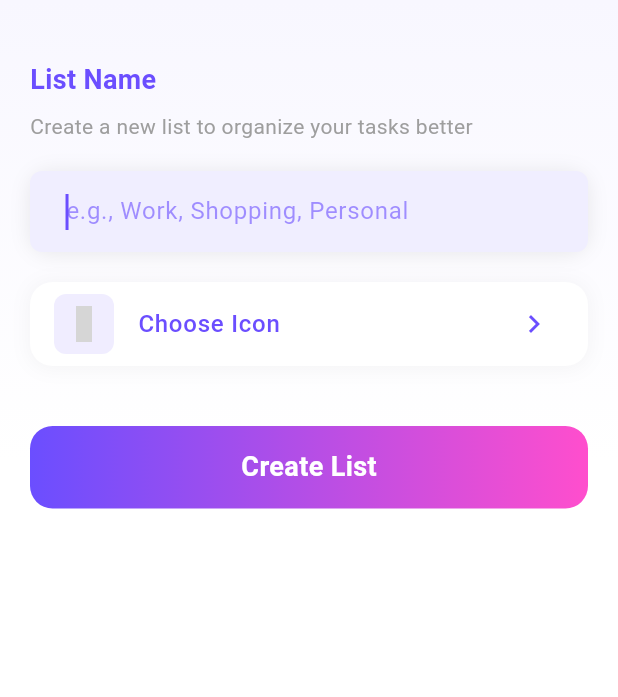
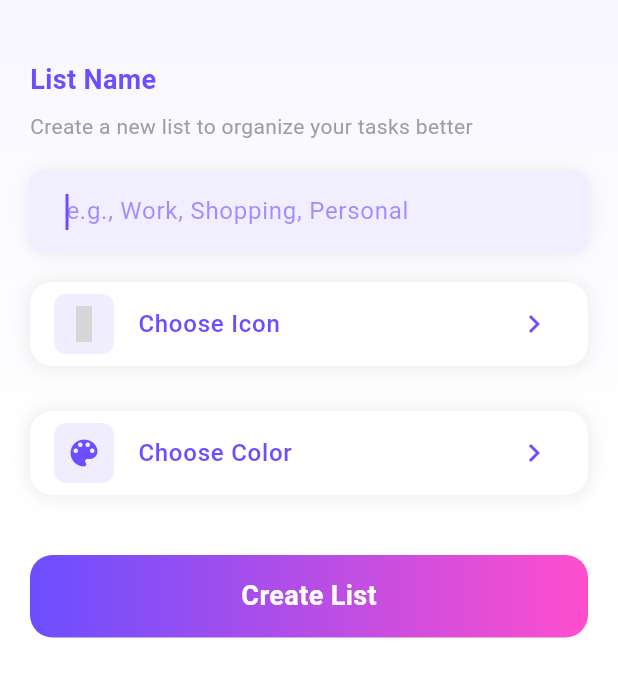
Before and after one commit to HP1324/darrt, a Flutter app: the NewListPage screen opened directly, on a phone screen of 412 x 824 dp, the part 84-781 px from its top. Run offline on Flutter 3.47's test engine with Material 3 defaults, Android fonts, the phone set to English and light mode, and no system bars; drawn by our look-alikes of toastification; our stand-ins replace awesome_notifications, fl_chart, font_awesome_flutter, get_storage, google_fonts, iconsax and 3 more; accounts and stored records are empty; Roboto replaces fonts that are missing (Gabarito); grey boxes are pictures that could not be loaded.

Commit message:
feat: list color feature

```diff
--- a/lib/data_models/list_model.dart
+++ b/lib/data_models/list_model.dart
@@ -2,26 +2,32 @@ class ListModel {
   int? id;
   String? name;
   String? iconCode;
+  String? listColor;
 
   ListModel({
     this.id,
     this.name,
     this.iconCode = 'folder',
+    this.listColor,
   });
 
   ListModel copyWith({
     int? id,
     String? name,
     String? iconCode,
+    String? listColor,
   }) =>
       ListModel(
         id: id ?? this.id,
         name: name ?? this.name,
         iconCode: iconCode ?? this.iconCode,
+        listColor: listColor ?? this.listColor,
       );
 
   bool isValid() {
-    return name != null &&  name!.trim().isNotEmpty && name!.toLowerCase() != 'general';
+    return name != null &&
+        name!.trim().isNotEmpty &&
+        name!.toLowerCase() != 'general';
   }
 
   @override
@@ -29,22 +35,24 @@ class ListModel {
     return other is ListModel &&
         id == other.id &&
         name == other.name &&
-        iconCode == other.iconCode;
+        iconCode == other.iconCode &&
+        listColor == other.listColor;
   }
 
   factory ListModel.fromJson(Map<String, dynamic> json) => ListModel(
         id: json["id"],
         name: json["name"],
         iconCode: json["icon_code"] ?? 'folder',
+        listColor: json["list_color"],
       );
 
   Map<String, dynamic> toJson() => {
         "id": id,
         "name": name,
         "icon_code": iconCode,
+        "list_color": listColor,
       };
 
   @override
-  // TODO: implement hashCode
-  int get hashCode => Object.hash(id, name, iconCode);
+  int get hashCode => Object.hash(id, name, iconCode, listColor);
 }
--- a/lib/data_models/task.dart
+++ b/lib/data_models/task.dart
@@ -8,7 +8,6 @@ class Task {
     this.title,
     this.isDone = false,
     this.list,
-    this.listIconCode,
     DateTime? createdAt,
     this.dueDate,
     this.finishedAt,
@@ -22,7 +21,6 @@ class Task {
   int? id;
   String? title;
   ListModel? list;
-  String? listIconCode; // New field for list icon code
   bool? isDone;
   DateTime? createdAt;
   DateTime? dueDate;
@@ -53,7 +51,6 @@ class Task {
         title: title ?? this.title,
         isDone: isDone ?? this.isDone,
         list: list ?? this.list,
-        listIconCode: listIconCode ?? this.listIconCode,
         createdAt: createdAt ?? this.createdAt,
         dueDate: dueDate ?? this.dueDate,
         finishedAt: finishedAt ?? this.finishedAt,
@@ -76,7 +73,6 @@ class Task {
              'listName': ${list?.name},
              'icon_code': ${list?.iconCode},
            } ,
-           'listIconCode': $listIconCode,
            'createdAt': $createdAt,
            'dueDate': $dueDate,
            'finishedAt': $finishedAt,
@@ -97,7 +93,6 @@ class Task {
         title == other.title &&
         isDone == other.isDone &&
         list == other.list &&
-        listIconCode == other.listIconCode &&
         createdAt == other.createdAt &&
         dueDate == other.dueDate &&
         finishedAt == other.finishedAt &&
@@ -114,7 +109,6 @@ class Task {
     title,
     isDone,
     list,
-    listIconCode,
     createdAt,
     dueDate,
     finishedAt,
@@ -142,6 +136,7 @@ class Task {
     'list_id': list?.id,
     'list_name': list?.name,
     'list_icon_code': list?.iconCode,
+    'list_color' : list?.listColor,
     'createdAt': createdAt != null
         ? createdAt!.toIso8601String()
         : DateTime.now().toIso8601String(),
@@ -167,6 +162,7 @@ class Task {
         id: json['list_id'],
         name: json['list_name'],
         iconCode: json['list_icon_code'],
+        listColor: json['list_color'],
       ),// Parse listIconCode from JSON
       createdAt: DateTime.parse(json['createdAt']),
       dueDate:
--- a/lib/services/database_service.dart
+++ b/lib/services/database_service.dart
@@ -5,7 +5,8 @@ class DatabaseService {
   static const createListsTable = """ CREATE TABLE lists(
       id INTEGER PRIMARY KEY AUTOINCREMENT,
       name TEXT NOT NULL UNIQUE,
-      icon_code TEXT DEFAULT 'folder'
+      icon_code TEXT DEFAULT 'folder',
+      list_color TEXT
       )
      """;
   static const createTasksTable = """CREATE TABLE tasks (
@@ -15,6 +16,7 @@ class DatabaseService {
         list_id INTEGER DEFAULT 1,
         list_name TEXT,
         list_icon_code TEXT,
+        list_color TEXT,
         createdAt TEXT,
         dueDate TEXT,
         finishedAt TEXT,
@@ -37,7 +39,8 @@ class DatabaseService {
         low_tasks INTEGER NOT NULL
       )
     """;
-  static const createDefaultLists ="""INSERT INTO lists (name, icon_code) VALUES
+  static const createDefaultLists =
+      """INSERT INTO lists (name, icon_code) VALUES
   ('General','folder'),
 ('Sports', 'football'),
 ('Health', 'heart'),
--- a/lib/services/list_service.dart
+++ b/lib/services/list_service.dart
@@ -308,6 +308,39 @@ class ListService {
     'bucket': FontAwesomeIcons.bucket,
   };
 
+  static const Map<String, Color> listColors = {
+    'primary' : Color(0xFF6B4EFF),
+    'red': Color(0xFFE57373),
+    'pink': Color(0xFFF06292),
+    'purple': Color(0xFFBA68C8),
+    'deepPurple': Color(0xFF9575CD),
+    'indigo': Color(0xFF7986CB),
+    'blue': Color(0xFF64B5F6),
+    'lightBlue': Color(0xFF4FC3F7),
+    'cyan': Color(0xFF4DD0E1),
+    'teal': Color(0xFF4DB6AC),
+    'green': Color(0xFF81C784),
+    'lightGreen': Color(0xFFAED581),
+    'orange': Color(0xFFFFB74D),
+    'deepOrange': Color(0xFFFF8A65),
+    'brown': Color(0xFFA1887F),
+    'blueGrey': Color(0xFF90A4AE),
+  };
+
+  static Color getColorFromString(String? colorKey) {
+    if (colorKey == null) return Colors.grey;
+    return listColors[colorKey] ?? Colors.grey;
+  }
+
+  static String? getStringFromColor(Color color) {
+    return listColors.entries
+        .firstWhere(
+          (element) => element.value == color,
+          orElse: () => const MapEntry('grey', Colors.grey),
+        )
+        .key;
+  }
+
   static IconData getIcon(String? code) {
     // logger.d('Getting icon for code: $code');
     if (code == null) {
--- a/lib/view_models/list_view_model.dart
+++ b/lib/view_models/list_view_model.dart
@@ -14,9 +14,9 @@ class ListViewModel extends ChangeNotifier {
   ListModel? currentList = ListModel(iconCode: 'folder');
   set name(String name) => currentList!.name = name;
   set iconCode(String iconCode) => currentList!.iconCode = iconCode;
-
+  set listColor(String listColor) => currentList!.listColor  = listColor;
   String? selectedIcon = 'folder'; // Default icon
-
+  String? selectedColor;
   void _refreshLists() async {
     lists = await ListService.getLists();
 
@@ -83,4 +83,10 @@ class ListViewModel extends ChangeNotifier {
     selectedIcon = 'folder';
     notifyListeners();
   }
+
+  void updateSelectedColor(String listColor){
+    selectedColor = listColor;
+    currentList!.listColor = listColor;
+    notifyListeners();
+  }
 }
--- a/lib/views/pages/new_list_page.dart
+++ b/lib/views/pages/new_list_page.dart
@@ -4,6 +4,7 @@ import 'package:minimaltodo/global_utils.dart';
 import 'package:minimaltodo/data_models/list_model.dart';
 import 'package:minimaltodo/view_models/list_view_model.dart';
 import 'package:minimaltodo/views/helper_widgets/custom_text_field.dart';
+import 'package:minimaltodo/views/widgets/color_picker_dialog.dart';
 import 'package:provider/provider.dart';
 import 'package:minimaltodo/services/list_service.dart';
 import 'package:minimaltodo/views/widgets/icon_picker_dialog.dart';
@@ -31,7 +32,8 @@ class NewListPage extends StatelessWidget {
             children: [
               AppBar(
                 leading: IconButton(
-                  icon: Icon(Icons.arrow_back_ios_new, color: AppTheme.background50),
+                  icon: Icon(Icons.arrow_back_ios_new,
+                      color: AppTheme.background50),
                   onPressed: () => Navigator.of(context).pop(),
                 ),
                 title: Text(
@@ -134,7 +136,7 @@ class NewListPage extends StatelessWidget {
                                 borderRadius: BorderRadius.circular(15),
                                 boxShadow: [
                                   BoxShadow(
-                                    color: Colors.grey.withOpacity(0.1),
+                                    color: Colors.grey.withAlpha(50),
                                     spreadRadius: 1,
                                     blurRadius: 10,
                                     offset: const Offset(0, 1),
@@ -146,27 +148,94 @@ class NewListPage extends StatelessWidget {
                                   return ListTile(
                                     onTap: () async {
                                       FocusScope.of(context).unfocus();
-                                      await Future.delayed(const Duration(milliseconds: 100));
+                                      await Future.delayed(
+                                          const Duration(milliseconds: 100));
                                       if (context.mounted) {
                                         showDialog(
                                           context: context,
-                                          builder: (_) => const IconPickerDialog(),
+                                          builder: (_) =>
+                                              const IconPickerDialog(),
                                         );
                                       }
                                     },
                                     leading: Container(
                                       padding: const EdgeInsets.all(8),
                                       decoration: BoxDecoration(
-                                        color: AppTheme.primary.withOpacity(0.1),
+                                        color:
+                                            AppTheme.primary.withOpacity(0.1),
                                         borderRadius: BorderRadius.circular(8),
                                       ),
                                       child: Icon(
-                                        ListService.getIcon(listVM.selectedIcon),
+                                        ListService.getIcon(
+                                            listVM.selectedIcon),
                                         color: AppTheme.primary,
                                       ),
                                     ),
                                     title: const Text(
                                       'Choose Icon',
+                                      style: TextStyle(
+                                        color: AppTheme.primary,
+                                        fontWeight: FontWeight.w500,
+                                      ),
+                                    ),
+                                    trailing: const Icon(
+                                      Icons.chevron_right,
+                                      color: AppTheme.primary,
+                                    ),
+                                  );
+                                },
+                              ),
+                            ),
+                            const SizedBox(height: 10),
+                            Container(
+                              margin: const EdgeInsets.only(top: 20),
+                              decoration: BoxDecoration(
+                                color: Colors.white,
+                                borderRadius: BorderRadius.circular(15),
+                                boxShadow: [
+                                  BoxShadow(
+                                    color: Colors.grey.withAlpha(50),
+                                    spreadRadius: 1,
+                                    blurRadius: 10,
+                                    offset: const Offset(0, 1),
+                                  ),
+                                ],
+                              ),
+                              child: Consumer<ListViewModel>(
+                                builder: (context, listVM, _) {
+                                  return ListTile(
+                                    onTap: () async {
+                                      FocusScope.of(context).unfocus();
+                                      await Future.delayed(
+                                          const Duration(milliseconds: 100));
+                                      if (context.mounted) {
+                                        showDialog(
+                                          context: context,
+                                          builder: (_) =>
+                                              const ColorPickerDialog(),
+                                        );
+                                      }
+                                    },
+                                    leading: Container(
+                                      padding: const EdgeInsets.all(8),
+                                      decoration: BoxDecoration(
+                                        color: listVM.selectedColor != null
+                                            ? ListService.listColors[
+                                                    listVM.selectedColor]!
+                                                .withAlpha(50)
+                                            : AppTheme.primary.withOpacity(0.1),
+                                        borderRadius: BorderRadius.circular(8),
+                                      ),
+                                      child: Icon(
+                                        Icons.color_lens,
+                                        color: listVM.selectedColor != null
+                                            ? ListService.listColors[
+                                                listVM.selectedColor]
+                                            : AppTheme.primary,
+                                      ),
+                                    ),
+                                    title: const Text(
+                                      'Choose Color',
                                       style: TextStyle(
                                         color: AppTheme.primary,
                                         fontWeight: FontWeight.w500,
@@ -190,11 +259,16 @@ class NewListPage extends StatelessWidget {
                                     final nav = Navigator.of(context);
                                     if (!editMode!) {
                                       final success = await lvm.addNewList();
-                                      final scrollController = lvm.listScrollController;
+                                      final scrollController =
+                                          lvm.listScrollController;
                                       if (success) {
                                         showToast(title: 'List added');
-                                        scrollController
-                                            .animateTo(scrollController.position.maxScrollExtent,duration: Duration(milliseconds: 500),curve: Curves.easeOut);
+                                        scrollController.animateTo(
+                                            scrollController
+                                                .position.maxScrollExtent,
+                                            duration:
+                                                Duration(milliseconds: 500),
+                                            curve: Curves.easeOut);
                                         nav.pop();
                                       }
                                     } else {
@@ -211,13 +285,16 @@ class NewListPage extends StatelessWidget {
                                     height: 55,
                                     decoration: BoxDecoration(
                                       gradient: LinearGradient(
-                                        colors: [AppTheme.primary, AppTheme.secondary],
+                                        colors: [
+                                          AppTheme.primary,
+                                          AppTheme.secondary
+                                        ],
                                       ),
                                       borderRadius: BorderRadius.circular(15),
                                     ),
-                                    child:  Center(
+                                    child: Center(
                                       child: Text(
-                                        editMode! ? 'Edit List' :'Create List',
+                                        editMode! ? 'Edit List' : 'Create List',
                                         style: TextStyle(
                                           color: Colors.white,
                                           fontSize: 18,
--- a/lib/views/widgets/selectable_task_item.dart
+++ b/lib/views/widgets/selectable_task_item.dart
@@ -160,7 +160,8 @@ class _SelectableTaskItemState extends State<SelectableTaskItem> {
                                     ? ListService.getIcon(widget.task.list!.iconCode)
                                     : Iconsax.folder_2,
                                 size: 14,
-                                color: AppTheme.primary.withAlpha(160),
+                                color: widget.task.list?.listColor != null
+                                    ? ListService.getColorFromString(widget.task.list?.listColor) :AppTheme.primary.withAlpha(160),
                               ),
                               const SizedBox(width: 4),
                               Expanded(
```
Also changed, not shown: lib/views/widgets/color_picker_dialog.dart (added, +98 -0 lines), lib/views/widgets/list_item.dart (+37 -19 lines).
